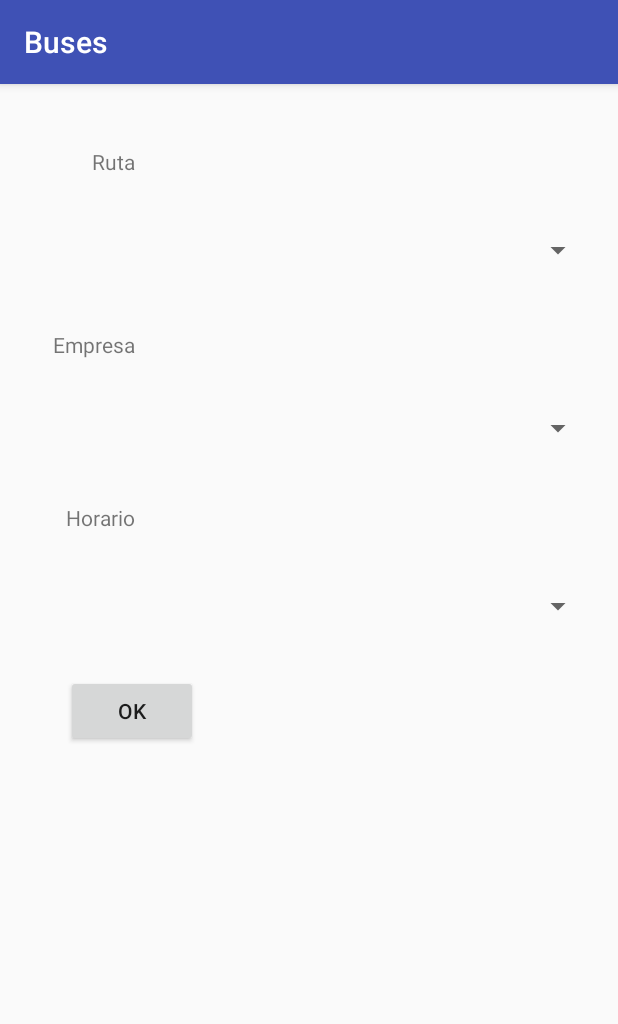
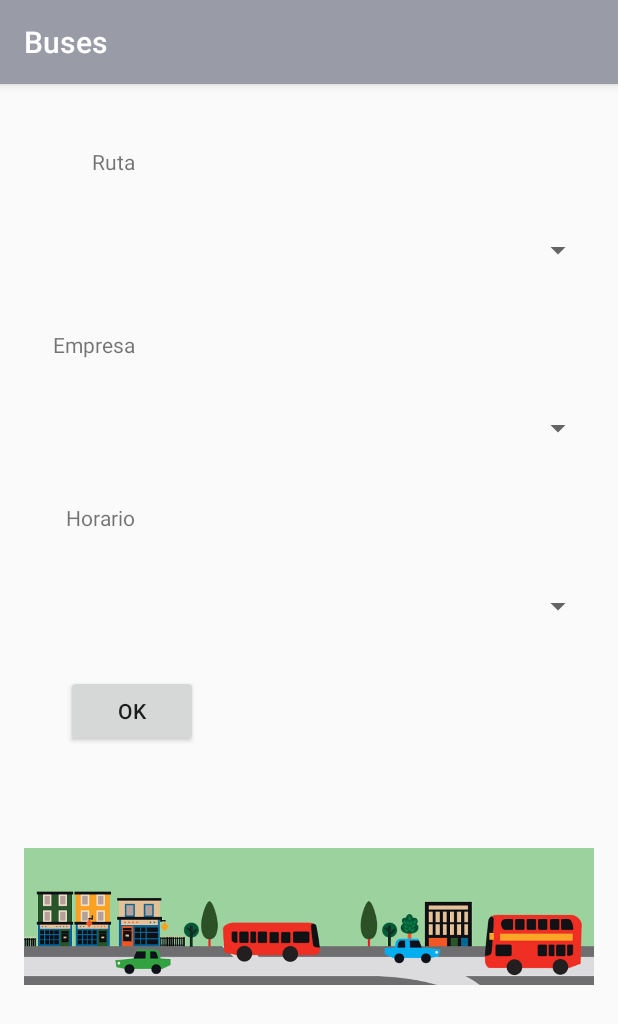
Before and after one commit to ernarvaezm/AppBuses, an Android app: the buses2Activity screen opened directly, with no data from a screen before it, on a phone screen of 412 x 824 dp. Shown: the top 1024 px of the screen. Run offline under Robolectric (Android 15) with nearby library versions, the phone set to English and light mode, and no system bars.

Commit message:
color changed

```diff
--- a/app/src/main/res/layout/activity_buses3.xml
+++ b/app/src/main/res/layout/activity_buses3.xml
@@ -81,5 +81,14 @@
         android:id="@+id/button"
         android:onClick="next" />
 
+    <ImageView
+        android:layout_width="wrap_content"
+        android:layout_height="wrap_content"
+        android:src="@drawable/road"
+        android:layout_below="@+id/button"
+        android:id="@+id/imageView2"
+        android:layout_alignParentRight="true"
+        android:layout_alignParentEnd="true" />
+
 
 </RelativeLayout>
--- a/app/src/main/res/layout/activity_main.xml
+++ b/app/src/main/res/layout/activity_main.xml
@@ -20,6 +20,8 @@
         android:layout_gravity="start"
         android:fitsSystemWindows="true"
         app:headerLayout="@layout/nav_header_main"
-        app:menu="@menu/activity_main_drawer" />
+        app:menu="@menu/activity_main_drawer" >
+
+    </android.support.design.widget.NavigationView>
 
 </android.support.v4.widget.DrawerLayout>
--- a/app/src/main/res/layout/app_bar_main.xml
+++ b/app/src/main/res/layout/app_bar_main.xml
@@ -16,7 +16,7 @@
         <android.support.v7.widget.Toolbar
             android:id="@+id/toolbar"
             android:layout_width="match_parent"
-            android:layout_height="?attr/actionBarSize"
+            android:layout_height="wrap_content"
             android:background="@android:color/transparent"
             app:popupTheme="@style/AppTheme.PopupOverlay" />
 
--- a/app/src/main/res/layout/nav_header_main.xml
+++ b/app/src/main/res/layout/nav_header_main.xml
@@ -17,14 +17,14 @@
         android:layout_width="173dp"
         android:layout_height="70dp"
         android:paddingTop="@dimen/nav_header_vertical_spacing"
-        android:src="@drawable/ic_menu_bus"
-        tools:src="@drawable/busb" />
+        android:src="@drawable/busb"/>
 
     <TextView
         android:layout_width="168dp"
         android:layout_height="wrap_content"
         android:paddingTop="@dimen/nav_header_vertical_spacing"
         android:text="Encuentre su bus"
+        android:textColor="@color/colorPrimary"
         android:textAppearance="@style/TextAppearance.AppCompat.Body1" />
 
     <TextView
@@ -33,4 +33,5 @@
         android:layout_height="wrap_content"
         android:text="...desde aquí" />
 
+
 </LinearLayout>
--- a/app/src/main/res/values/colors.xml
+++ b/app/src/main/res/values/colors.xml
@@ -1,6 +1,6 @@
 <?xml version="1.0" encoding="utf-8"?>
 <resources>
-    <color name="colorPrimary">#3F51B5</color>
-    <color name="colorPrimaryDark">#303F9F</color>
+    <color name="colorPrimary">#999ba7</color>
+    <color name="colorPrimaryDark">#989bae</color>
     <color name="colorAccent">#FF4081</color>
 </resources>
--- a/app/src/main/res/values/strings.xml
+++ b/app/src/main/res/values/strings.xml
@@ -1,6 +1,6 @@
 <resources>
     <string name="app_name">Buses</string>
-    <string name="title_activity_main">MainActivity</string>
+    <string name="title_activity_main">Home</string>
 
     <string name="navigation_drawer_open">Open navigation drawer</string>
     <string name="navigation_drawer_close">Close navigation drawer</string>
```
